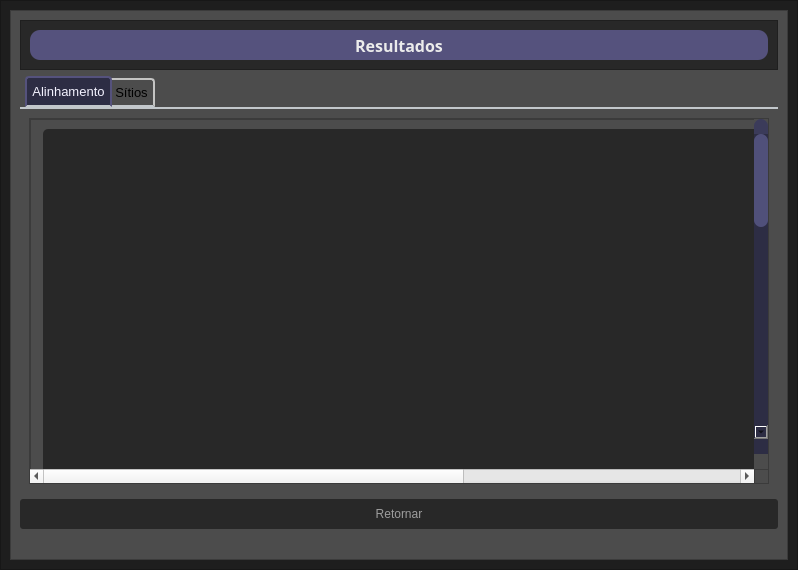
The window that Github - Vrau/gui-pyqt5/screens versions/old/resultWindow_v06.ui (gabrielmusskopf/TC) describes before a commit, drawn with Qt 5.
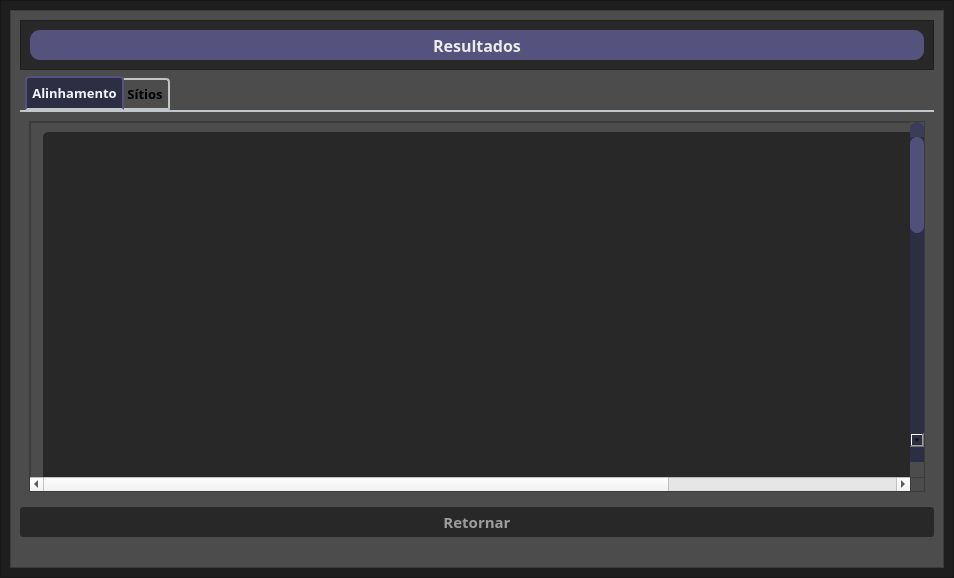
The same window after the commit.

The edit to the form file:
```diff
--- a/Github - Vrau/gui-pyqt5/screens versions/old/resultWindow_v06.ui
+++ b/Github - Vrau/gui-pyqt5/screens versions/old/resultWindow_v06.ui
@@ -6,8 +6,8 @@
    <rect>
     <x>0</x>
     <y>0</y>
-    <width>798</width>
-    <height>570</height>
+    <width>954</width>
+    <height>578</height>
    </rect>
   </property>
   <property name="windowTitle">
@@ -131,7 +131,10 @@
            <widget class="QTabWidget" name="tabWidget">
             <property name="font">
              <font>
+              <family>Bahnschrift SemiBold</family>
               <pointsize>10</pointsize>
+              <weight>75</weight>
+              <bold>true</bold>
              </font>
             </property>
             <property name="styleSheet">
@@ -340,7 +343,7 @@
                       <widget class="QLabel" name="alignmentResultLabel">
                        <property name="font">
                         <font>
-                         <family>Bahnschrift SemiBold</family>
+                         <family>Consolas</family>
                          <pointsize>11</pointsize>
                          <weight>7</weight>
                          <italic>false</italic>
@@ -544,6 +547,14 @@
               <height>16777215</height>
              </size>
             </property>
+            <property name="font">
+             <font>
+              <family>Bahnschrift SemiBold</family>
+              <pointsize>11</pointsize>
+              <weight>75</weight>
+              <bold>true</bold>
+             </font>
+            </property>
             <property name="styleSheet">
              <string notr="true">QPushButton{
 	border-radius: 3px;
```
Left out of the diff: 1 changed line with no effect on the pictures.
